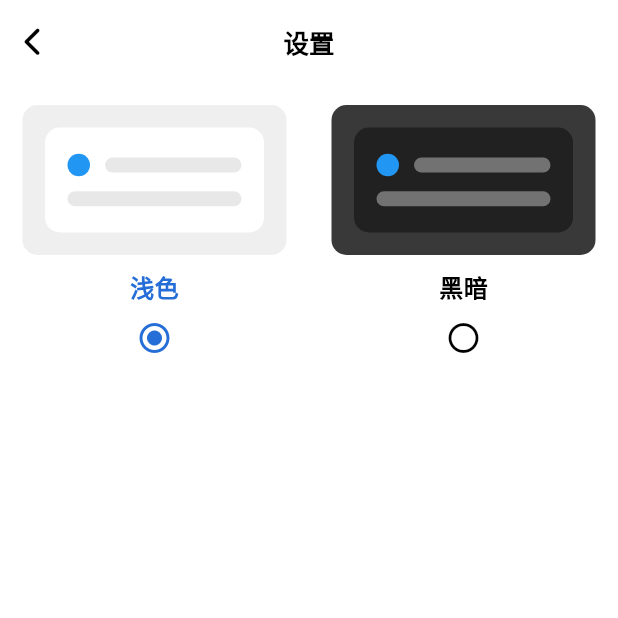
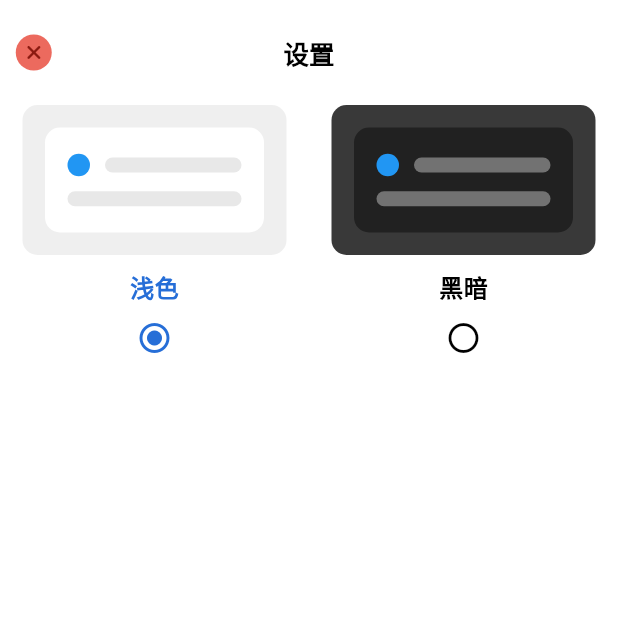
Before and after one commit to usemain/ToastNote, a Flutter app: the SettingsPage screen opened by its route, on a phone screen of 412 x 824 dp, the top half of it. Run offline on Flutter 3.47's test engine with Material 3 defaults, Android fonts, the phone set to English and light mode, and no system bars; our stand-ins replace flutter_svg, font_awesome_flutter, ionicons, shared_preferences; missing offline and left inert: flutter_quill; accounts and stored records are empty.

Commit message:
update：优化封装的Scaffold左侧关闭图标和一些代码

```diff
--- a/lib/main.dart
+++ b/lib/main.dart
@@ -2,6 +2,7 @@ import 'dart:async';
 
 import 'package:flutter/material.dart';
 import 'package:flutter_localizations/flutter_localizations.dart';
+import 'package:flutter_quill/translations.dart';
 import 'package:provider/provider.dart';
 import 'package:shared_preferences/shared_preferences.dart';
 import 'package:toast_note/config/colors.dart';
@@ -116,6 +117,7 @@ class _MainPageState extends State<MainPage> {
             ],
             debugShowCheckedModeBanner: false,
             localizationsDelegates: const [
+              FlutterQuillLocalizations.delegate,
               GlobalCupertinoLocalizations.delegate,
               GlobalMaterialLocalizations.delegate,
               GlobalWidgetsLocalizations.delegate,
--- a/lib/screen/layout/components/drawer.dart
+++ b/lib/screen/layout/components/drawer.dart
@@ -1,5 +1,4 @@
 import 'package:flutter/material.dart';
-import 'package:font_awesome_flutter/font_awesome_flutter.dart';
 import 'package:ionicons/ionicons.dart';
 
 class DrawerMenuItem {
--- a/lib/screen/layout/screen/home/index.dart
+++ b/lib/screen/layout/screen/home/index.dart
@@ -1,5 +1,4 @@
 import 'package:flutter/material.dart';
-import 'package:toast_note/screen/layout/screen/home/components/info.dart';
 
 class HomePage extends StatefulWidget {
   const HomePage({super.key});
--- a/lib/screen/settings/index.dart
+++ b/lib/screen/settings/index.dart
@@ -84,7 +84,6 @@ class ThemeBox extends StatelessWidget {
           child: Container(
             width: double.infinity,
             padding: const EdgeInsets.only(
-              top: 15,
               left: 15,
               right: 15,
               bottom: 25,
--- a/lib/widget/custom_scaffold.dart
+++ b/lib/widget/custom_scaffold.dart
@@ -24,6 +24,7 @@ class _CustomScaffoldState extends State<CustomScaffold> {
   Widget build(BuildContext context) {
     return Scaffold(
       appBar: AppBar(
+        toolbarHeight: 70,
         title: Text(widget.title),
         leadingWidth: 45,
         leading: GestureDetector(
@@ -35,8 +36,23 @@ class _CustomScaffoldState extends State<CustomScaffold> {
               Navigator.pop(context);
             }
           },
-          child: const Icon(
-            FontAwesomeIcons.chevronLeft,
+          child: SizedBox(
+            width: 45,
+            child: Center(
+              child: Container(
+                width: 24,
+                height: 24,
+                decoration: BoxDecoration(
+                  color: const Color(0xFFEC6A5E),
+                  borderRadius: BorderRadius.circular(12),
+                ),
+                child: const Icon(
+                  FontAwesomeIcons.xmark,
+                  size: 14,
+                  color: Color(0xFF8B1A10),
+                ),
+              ),
+            ),
           ),
         ),
         actions: widget.actions,
```
Also changed, not shown: lib/screen/new/index.dart (+81 -1 lines), 1 other file.
